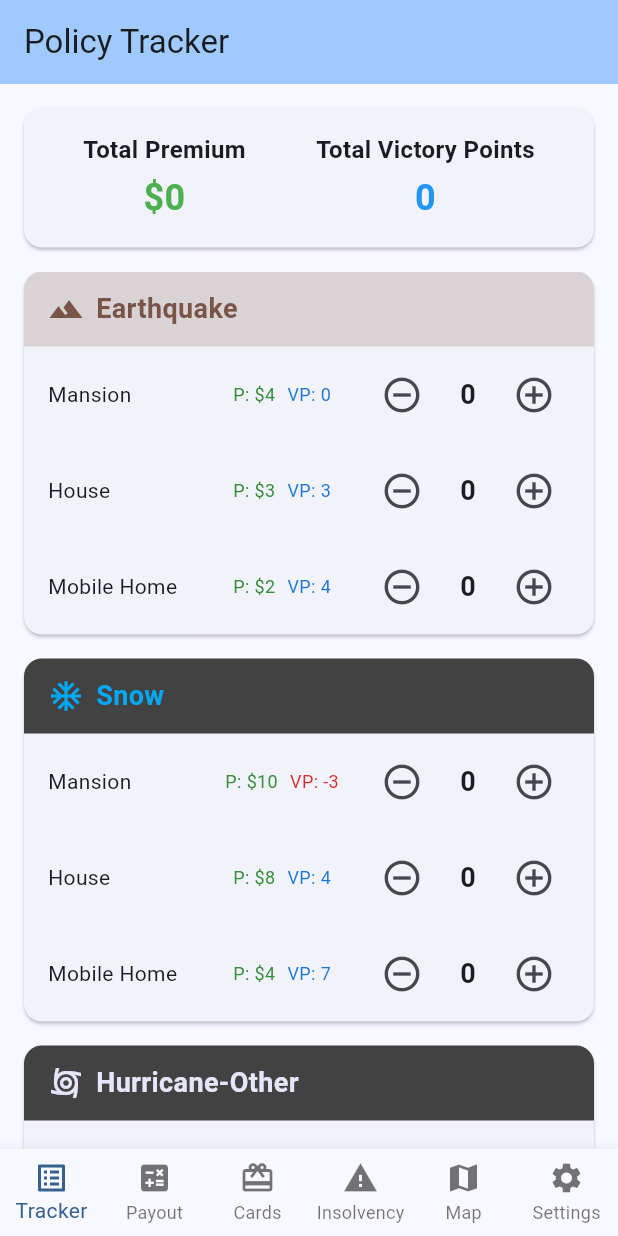
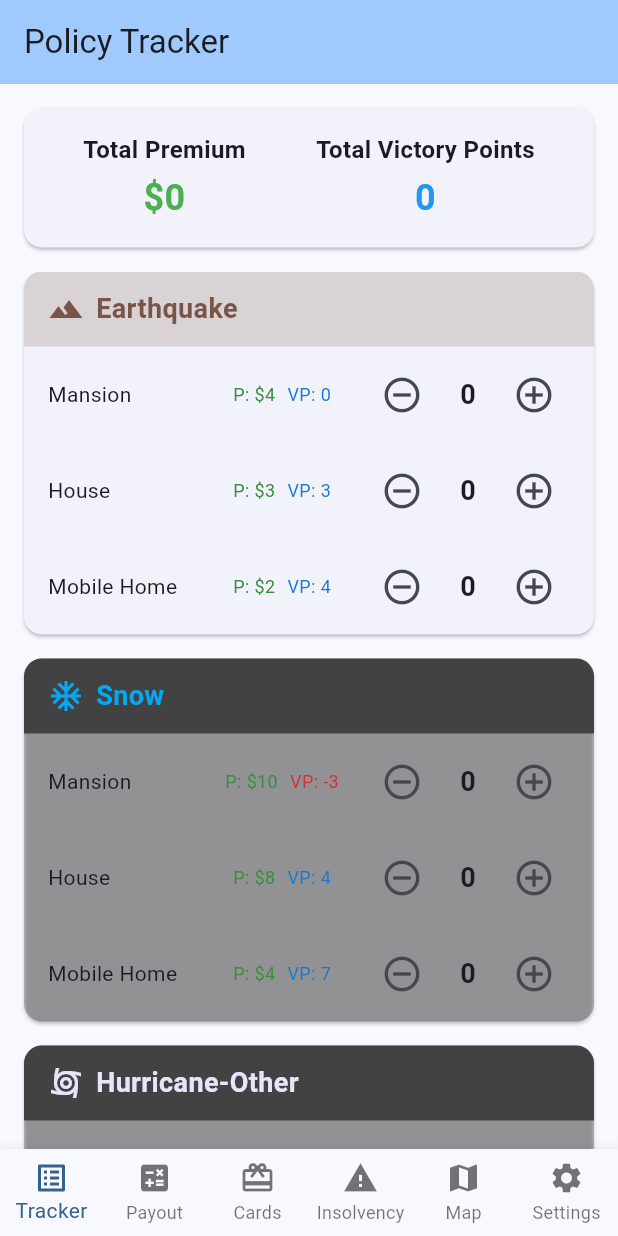
Before and after one commit to mbrosnan/catastrophe_companion, a Flutter app: the screen it shows after launch, on a phone screen of 412 x 824 dp. Run offline on Flutter 3.47's test engine with Material 3 defaults, Android fonts, the phone set to English and light mode, and no system bars.

Commit message:
continued color updates

```diff
--- a/lib/screens/payout_calculator_screen.dart
+++ b/lib/screens/payout_calculator_screen.dart
@@ -129,6 +129,7 @@ class _StormPayoutCard extends StatelessWidget {
 
     return Card(
       margin: const EdgeInsets.only(bottom: 12),
+      color: hasCustomBackground ? backgroundColor!.withOpacity(0.3) : null,
       child: Padding(
         padding: const EdgeInsets.all(16),
         child: Column(
--- a/lib/screens/tracker_screen.dart
+++ b/lib/screens/tracker_screen.dart
@@ -123,12 +123,15 @@ class _StormSection extends StatelessWidget {
 
     return Card(
       margin: const EdgeInsets.only(bottom: 16),
+      color: hasCustomBackground ? backgroundColor!.withOpacity(0.3) : null,
       child: Column(
         children: [
           Container(
             padding: const EdgeInsets.symmetric(horizontal: 16, vertical: 12),
             decoration: BoxDecoration(
-              color: containerColor,
+              color: hasCustomBackground
+                  ? backgroundColor
+                  : stormColor.withOpacity(0.2),
               borderRadius: const BorderRadius.only(
                 topLeft: Radius.circular(12),
                 topRight: Radius.circular(12),
```
